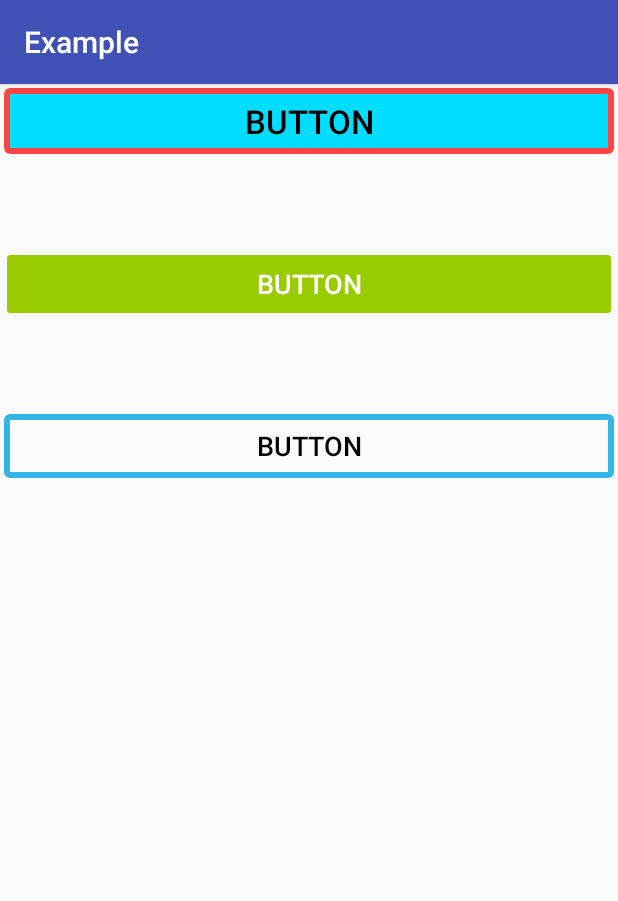
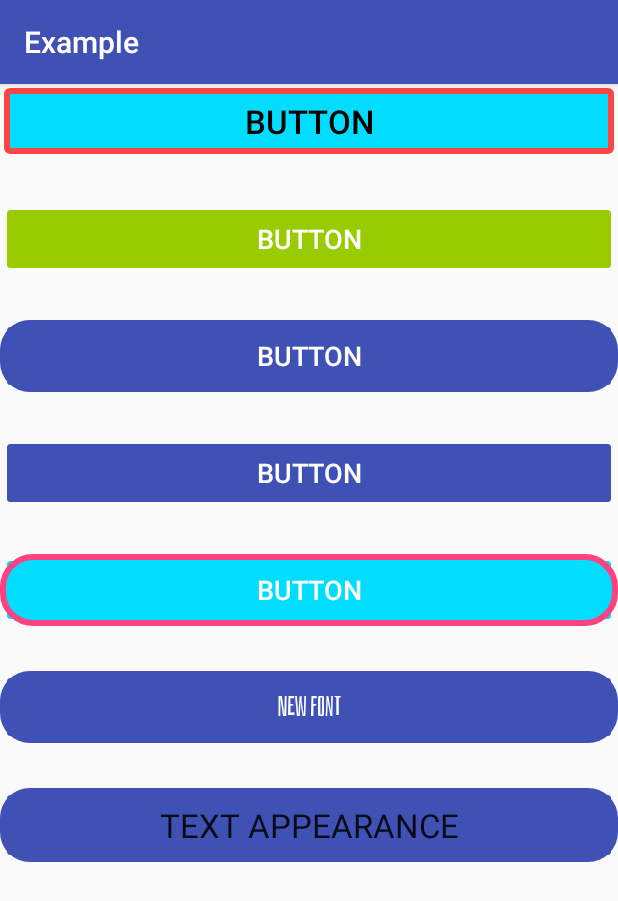
Before and after one commit to Ekalips/FancyButtonProj, an Android app: the screen it shows after launch (MainActivity), on a phone screen of 412 x 824 dp. Shown: the top 901 px of the screen. Run offline under Robolectric (Android 15) with nearby library versions, the phone set to English and light mode, and no system bars; libraries missing offline, so code that uses them is left out: me.zhanghai.android; 12 statements that could not run were skipped.

Commit message:
1 - Adding BorderRadius and BorderRadius with Stroke to the Button by Adding a Background Drawable for it
(You shouldn't add Background Drawable if it doesn't have the BorderRadius
and if you gonna add a solid color to it ... make the same color as fillColor attribute
and if you gonna add Stroke to a BorderRadius don't add it to the Button Stroke Attribute)

2 -  Adding TextAppearance , TextFont
put the font in Assets Folder
then call its Path
so if u gonna put it in a folder called Fonts inside Assets Folder
call it by(Fonts/font_name.ttf)

```diff
--- a/build.gradle
+++ b/build.gradle
@@ -6,7 +6,7 @@ buildscript {
         jcenter()
     }
     dependencies {
-        classpath 'com.android.tools.build:gradle:3.3.0'
+        classpath 'com.android.tools.build:gradle:3.4.1'
         // NOTE: Do not place your application dependencies here; they belong
         // in the individual module build.gradle files
     }
--- a/example/src/main/java/com/wldev/example/MainActivity.java
+++ b/example/src/main/java/com/wldev/example/MainActivity.java
@@ -16,9 +16,13 @@ public class MainActivity extends AppCompatActivity {
         super.onCreate(savedInstanceState);
         setContentView(R.layout.activity_main);
 
-        FancyButton button1 = (FancyButton) findViewById(R.id.btn1);
-        FancyButton button2 = (FancyButton) findViewById(R.id.btn2);
-        FancyButton button3 = (FancyButton) findViewById(R.id.btn3);
+        FancyButton button1 = findViewById(R.id.btn1);
+        FancyButton button2 = findViewById(R.id.btn2);
+        FancyButton button3 = findViewById(R.id.btn3);
+        FancyButton button4 = findViewById(R.id.btn4);
+        FancyButton button5 = findViewById(R.id.btn5);
+        FancyButton button6 = findViewById(R.id.btn6);
+        FancyButton button7 = findViewById(R.id.btn7);
 
         View.OnClickListener listener = new View.OnClickListener() {
             @Override
@@ -36,5 +40,9 @@ public class MainActivity extends AppCompatActivity {
         button1.setOnClickListener(listener);
         button2.setOnClickListener(listener);
         button3.setOnClickListener(listener);
+        button4.setOnClickListener(listener);
+        button5.setOnClickListener(listener);
+        button6.setOnClickListener(listener);
+        button7.setOnClickListener(listener);
     }
 }
--- /dev/null
+++ b/example/src/main/res/drawable/button_border.xml
@@ -0,0 +1,5 @@
+<?xml version="1.0" encoding="utf-8"?>
+<shape android:shape="rectangle" xmlns:android="http://schemas.android.com/apk/res/android">
+  <corners android:radius="20dp"/>
+  <solid android:color="@color/colorPrimary"/>
+</shape>
--- /dev/null
+++ b/example/src/main/res/drawable/button_border_stroke.xml
@@ -0,0 +1,6 @@
+<?xml version="1.0" encoding="utf-8"?>
+<shape android:shape="rectangle" xmlns:android="http://schemas.android.com/apk/res/android">
+  <corners android:radius="20dp"/>
+  <solid android:color="@android:color/holo_blue_bright"/>
+  <stroke android:color="@color/colorAccent" android:width="4dp"/>
+</shape>
--- a/example/src/main/res/layout/activity_main.xml
+++ b/example/src/main/res/layout/activity_main.xml
@@ -1,11 +1,15 @@
 <?xml version="1.0" encoding="utf-8"?>
-<LinearLayout xmlns:android="http://schemas.android.com/apk/res/android"
+<ScrollView xmlns:android="http://schemas.android.com/apk/res/android"
   xmlns:app="http://schemas.android.com/apk/res-auto"
   xmlns:tools="http://schemas.android.com/tools"
   android:layout_width="match_parent"
-    android:layout_height="match_parent"
+  android:layout_height="wrap_content"
+  tools:context="com.wldev.example.MainActivity">
+    <LinearLayout
       android:orientation="vertical"
-    tools:context="com.wldev.example.MainActivity">
+      android:layout_width="match_parent"
+      android:layout_height="wrap_content">
+
 
         <com.ekalips.fancybuttonproj.FancyButton
           android:id="@+id/btn1"
@@ -18,34 +22,95 @@
           app:f_strokeColor="@android:color/holo_red_light"
           app:f_text="Button"
           app:f_textColor="#000"
-        app:f_textSize="22sp" />
+          app:f_textSize="22sp"/>
 
 
         <com.ekalips.fancybuttonproj.FancyButton
           android:id="@+id/btn2"
           android:layout_width="match_parent"
           android:layout_height="wrap_content"
-        android:layout_marginTop="60dp"
+          android:layout_marginTop="30dp"
           app:f_btnStyle="fill"
           app:f_fillColor="@android:color/holo_green_light"
           app:f_hideFillAfterCollapse="true"
           app:f_progressColor="@android:color/holo_green_light"
           app:f_text="Button"
           app:f_textColor="#fff"
-        app:f_textSize="18sp" />
+          app:f_textSize="18sp"/>
 
 
         <com.ekalips.fancybuttonproj.FancyButton
           android:id="@+id/btn3"
           android:layout_width="match_parent"
           android:layout_height="wrap_content"
-        android:layout_marginTop="60dp"
-        app:f_btnStyle="stroke"
+          android:layout_marginTop="30dp"
+          app:f_background="@drawable/button_border"
+          app:f_btnStyle="fill"
+          app:f_fillColor="@color/colorPrimary"
           app:f_hideFillAfterCollapse="true"
           app:f_progressColor="@android:color/holo_blue_light"
-        app:f_strokeColor="@android:color/holo_blue_light"
           app:f_text="Button"
-        app:f_textColor="#000"
-        app:f_textSize="18sp" />
+          app:f_textColor="#FFF"
+          app:f_textSize="18sp"/>
+
+        <com.ekalips.fancybuttonproj.FancyButton
+          android:id="@+id/btn4"
+          android:layout_width="match_parent"
+          android:layout_height="wrap_content"
+          android:layout_marginTop="30dp"
+          app:f_btnStyle="fill"
+          app:f_fillColor="@color/colorPrimary"
+          app:f_hideFillAfterCollapse="true"
+          app:f_progressColor="@android:color/holo_green_light"
+          app:f_text="Button"
+          app:f_textColor="#fff"
+          app:f_textSize="18sp"/>
+
+
+        <com.ekalips.fancybuttonproj.FancyButton
+          android:id="@+id/btn5"
+          android:layout_width="match_parent"
+          android:layout_height="wrap_content"
+          android:layout_marginTop="30dp"
+          app:f_background="@drawable/button_border_stroke"
+          app:f_btnStyle="fill"
+          app:f_fillColor="@android:color/holo_blue_bright"
+
+          app:f_hideFillAfterCollapse="true"
+          app:f_progressColor="@android:color/black"
+          app:f_text="Button"
+          app:f_textColor="#FFF"
+          app:f_textSize="18sp"/>
+
+        <com.ekalips.fancybuttonproj.FancyButton
+          android:id="@+id/btn6"
+          android:layout_width="match_parent"
+          android:layout_height="wrap_content"
+          android:layout_marginTop="30dp"
+          app:f_background="@drawable/button_border"
+          app:f_btnStyle="fill"
+          app:f_fillColor="@color/colorPrimary"
+          app:f_hideFillAfterCollapse="true"
+          app:f_progressColor="@android:color/holo_blue_light"
+          app:f_text="New Font"
+          app:f_textFont="fonts/bahianita-regular.ttf"
+          app:f_textColor="#FFF"
+          app:f_textSize="18sp"/>
+
+
+        <com.ekalips.fancybuttonproj.FancyButton
+          android:id="@+id/btn7"
+          android:layout_width="match_parent"
+          android:layout_height="wrap_content"
+          android:layout_marginTop="30dp"
+          app:f_background="@drawable/button_border"
+          app:f_btnStyle="fill"
+          app:f_fillColor="@color/colorPrimary"
+          app:f_hideFillAfterCollapse="true"
+          app:f_progressColor="@android:color/holo_blue_light"
+          app:f_text="Text Appearance"
+          app:f_textAppearance="@style/TextAppearance.AppCompat.Large"/>
+
 
     </LinearLayout>
+</ScrollView>
--- a/library/src/main/java/com/ekalips/fancybuttonproj/FancyButton.java
+++ b/library/src/main/java/com/ekalips/fancybuttonproj/FancyButton.java
@@ -5,10 +5,12 @@ import android.animation.AnimatorListenerAdapter;
 import android.animation.ObjectAnimator;
 import android.animation.ValueAnimator;
 import android.content.Context;
+import android.content.res.AssetManager;
 import android.content.res.TypedArray;
 import android.graphics.Canvas;
 import android.graphics.Color;
 import android.graphics.Paint;
+import android.graphics.Typeface;
 import android.os.Build;
 import android.support.annotation.Nullable;
 import android.support.annotation.RequiresApi;
@@ -21,6 +23,9 @@ import android.widget.FrameLayout;
 import android.widget.RelativeLayout;
 import android.widget.TextView;
 
+import java.io.IOException;
+import java.io.InputStream;
+import java.util.Arrays;
 import me.zhanghai.android.materialprogressbar.IndeterminateCircularProgressDrawable;
 import me.zhanghai.android.materialprogressbar.MaterialProgressBar;
 
@@ -30,11 +35,11 @@ import me.zhanghai.android.materialprogressbar.MaterialProgressBar;
 public class FancyButton extends FrameLayout {
 
     interface AnimationEndListener {
+
         void animationEnded();
     }
 
     private static final String TAG = FancyButton.class.getSimpleName();
-
 
     public FancyButton(Context context, AttributeSet attrs) {
         super(context, attrs);
@@ -103,18 +108,39 @@ public class FancyButton extends FrameLayout {
         int textColor = ta.getColor(R.styleable.FancyButton_f_textColor, Color.BLACK);
         int progressColor = ta.getColor(R.styleable.FancyButton_f_progressColor, Color.BLACK);
         int strokeWidth = ta.getInt(R.styleable.FancyButton_f_strokeWidth, -1);
-        if (strokeWidth == -1)
-            strokeWidth = (int) TypedValue.applyDimension(TypedValue.COMPLEX_UNIT_DIP, 4, context.getResources().getDisplayMetrics());
+
+        //Adding new Attribute Background for BorderRadius
+        /*
+         * If the Background is not Null ... It must have BorderRadius and Color
+         * If it doesnt Have a BorderRadius then no need to add it
+         * if u gonna add a stroke in the background .. then u dont need to add it with_f_strokeWidth or f_strokeCollor
+         * */
+
+        int background = ta.getResourceId(R.styleable.FancyButton_f_background, -1);
+        //TextAppearance
+        int textAppearance = ta.getResourceId(R.styleable.FancyButton_f_textAppearance, -1);
+
+        //Textfont from Assets
+        String textFont = ta.getString(R.styleable.FancyButton_f_textFont);
+
+        if (strokeWidth == -1) {
+            strokeWidth = (int) TypedValue.applyDimension(TypedValue.COMPLEX_UNIT_DIP, 4,
+                context.getResources().getDisplayMetrics());
+        }
 
         boolean capsText = ta.getBoolean(R.styleable.FancyButton_f_capsText, true);
         float textSize = ta.getDimensionPixelSize(R.styleable.FancyButton_f_textSize, -1);
-        if (textSize == -1)
-            textSize = (int) TypedValue.applyDimension(TypedValue.COMPLEX_UNIT_SP, 16, context.getResources().getDisplayMetrics());
-        if (capsText && text != null)
+        if (textSize == -1) {
+            textSize = (int) TypedValue.applyDimension(TypedValue.COMPLEX_UNIT_SP, 16,
+                context.getResources().getDisplayMetrics());
+        }
+        if (capsText && text != null) {
             text = text.toUpperCase();
+        }
         String temp = ta.getString(R.styleable.FancyButton_f_btnStyle);
-        if (temp != null)
+        if (temp != null) {
             style = Integer.parseInt(temp);
+        }
         hideAfterCollapse = ta.getBoolean(R.styleable.FancyButton_f_hideFillAfterCollapse, true);
         ta.recycle();
 
@@ -122,20 +148,60 @@ public class FancyButton extends FrameLayout {
         view.setClickable(false);
         view.setFocusable(false);
         view.setTextColor(textColor);
+
         view.setTextSize(TypedValue.COMPLEX_UNIT_PX, textSize);
-        RelativeLayout.LayoutParams params = new RelativeLayout.LayoutParams(ViewGroup.LayoutParams.MATCH_PARENT, ViewGroup.LayoutParams.WRAP_CONTENT);
+        RelativeLayout.LayoutParams params = new RelativeLayout.LayoutParams(
+            ViewGroup.LayoutParams.MATCH_PARENT, ViewGroup.LayoutParams.WRAP_CONTENT);
         view.setLayoutParams(params);
         view.setText(text);
+        //Checking if background is Null  or not
+        if (background != -1) {
+            view.setBackground(getResources().getDrawable(background));
+        }
+
+        //Checking if textFont is Null
+        if (textFont != null) {
+            AssetManager manager = getResources().getAssets();
+            InputStream inputStream = null;
+            try {
+                inputStream = manager.open(textFont);
+                Typeface face = Typeface.createFromAsset(context.getAssets(),
+                    textFont);
+                view.setTypeface(face);
+            } catch (IOException ex) {
+            } finally {
+                if (inputStream != null) {
+                    try {
+                        inputStream.close();
+                    } catch (IOException e) {
+                        e.printStackTrace();
+                    }
+                }
+            }
+
+        }
+
+        //Checking if textAppearance is not null
+        if (textAppearance != -1)
+            try {
+                view.setTextAppearance(context,textAppearance);
+            } catch (Exception e)
+            {
+                Log.e("Error",e.getMessage());
+            }
+
         this.addView(view);
 
         bar = new MaterialProgressBar(context);
-        FrameLayout.LayoutParams barParams = new FrameLayout.LayoutParams(ViewGroup.LayoutParams.WRAP_CONTENT, ViewGroup.LayoutParams.WRAP_CONTENT);
+        FrameLayout.LayoutParams barParams = new FrameLayout.LayoutParams(
+            ViewGroup.LayoutParams.WRAP_CONTENT, ViewGroup.LayoutParams.WRAP_CONTENT);
         barParams.gravity = Gravity.CENTER;
         bar.setLayoutParams(barParams);
         bar.setIndeterminate(true);
 
         // fixes pre-Lollipop progressBar indeterminateDrawable tinting
-        IndeterminateCircularProgressDrawable drawable = new IndeterminateCircularProgressDrawable(context);
+        IndeterminateCircularProgressDrawable drawable = new IndeterminateCircularProgressDrawable(
+            context);
         drawable.setTint(progressColor);
         bar.setIndeterminateDrawable(drawable);
 
@@ -164,13 +230,21 @@ public class FancyButton extends FrameLayout {
         super.onDraw(canvas);
 
         if (state == State.normal) {
-            if (style == 0)
-                canvas.drawPath(Utils.composeRoundedRectPath(initPadd, initPadd, canvas.getWidth() - initPadd, canvas.getHeight() - initPadd, initPadd), strokePaint);
-            else if (style == 1)
-                canvas.drawPath(Utils.composeRoundedRectPath(initPadd, initPadd, canvas.getWidth() - initPadd, canvas.getHeight() - initPadd, initPadd), fillPaint);
-            else if (style == 2) {
-                canvas.drawPath(Utils.composeRoundedRectPath(initPadd, initPadd, canvas.getWidth() - initPadd, canvas.getHeight() - initPadd, initPadd), fillPaint);
-                canvas.drawPath(Utils.composeRoundedRectPath(initPadd, initPadd, canvas.getWidth() - initPadd, canvas.getHeight() - initPadd, initPadd), strokePaint);
+            if (style == 0) {
+                canvas.drawPath(Utils
+                    .composeRoundedRectPath(initPadd, initPadd, canvas.getWidth() - initPadd,
+                        canvas.getHeight() - initPadd, initPadd), strokePaint);
+            } else if (style == 1) {
+                canvas.drawPath(Utils
+                    .composeRoundedRectPath(initPadd, initPadd, canvas.getWidth() - initPadd,
+                        canvas.getHeight() - initPadd, initPadd), fillPaint);
+            } else if (style == 2) {
+                canvas.drawPath(Utils
+                    .composeRoundedRectPath(initPadd, initPadd, canvas.getWidth() - initPadd,
+                        canvas.getHeight() - initPadd, initPadd), fillPaint);
+                canvas.drawPath(Utils
+                    .composeRoundedRectPath(initPadd, initPadd, canvas.getWidth() - initPadd,
+                        canvas.getHeight() - initPadd, initPadd), strokePaint);
             }
             destLeft = (this.getRight() - this.getLeft()) / 2 - trueSixtee;
             destRight = (this.getRight() - this.getLeft()) / 2 + trueSixtee;
@@ -183,8 +257,10 @@ public class FancyButton extends FrameLayout {
             animator.start();
         } else if (state == State.shrieked) {
             if (!hideAfterCollapse) {
-                if (style == 1 || style == 2)
-                    canvas.drawCircle(destRight - ((destRight - destLeft) / 2), destBot - ((destBot - destTop) / 2), circleR / 2, fillPaint);
+                if (style == 1 || style == 2) {
+                    canvas.drawCircle(destRight - ((destRight - destLeft) / 2),
+                        destBot - ((destBot - destTop) / 2), circleR / 2, fillPaint);
+                }
 
             }
             ObjectAnimator animator = ObjectAnimator.ofFloat(bar, "alpha", 0, 1);
@@ -192,26 +268,65 @@ public class FancyButton extends FrameLayout {
             animator.start();
             bar.setVisibility(VISIBLE);
         } else {
-            if (state == State.shrink)
-                if (style == 0)
-                    canvas.drawPath(Utils.composeRoundedRectPath((float) (0 + nowPadW), (float) (0 + nowPadH), (float) (canvas.getWidth() - nowPadW), (float) (canvas.getHeight() - nowPadH), (float) nowRad), strokePaint);
-                else if (style == 1)
-                    canvas.drawPath(Utils.composeRoundedRectPath((float) (0 + nowPadW), (float) (0 + nowPadH), (float) (canvas.getWidth() - nowPadW), (float) (canvas.getHeight() - nowPadH), (float) nowRad), fillPaint);
-                else if (style == 2) {
-                    canvas.drawPath(Utils.composeRoundedRectPath((float) (0 + nowPadW), (float) (0 + nowPadH), (float) (canvas.getWidth() - nowPadW), (float) (canvas.getHeight() - nowPadH), (float) nowRad), fillPaint);
-                    canvas.drawPath(Utils.composeRoundedRectPath((float) (0 + nowPadW), (float) (0 + nowPadH), (float) (canvas.getWidth() - nowPadW), (float) (canvas.getHeight() - nowPadH), (float) nowRad), strokePaint);
+            if (state == State.shrink) {
+                if (style == 0) {
+                    canvas.drawPath(
+                        Utils.composeRoundedRectPath((float) (0 + nowPadW), (float) (0 + nowPadH),
+                            (float) (canvas.getWidth() - nowPadW),
+                            (float) (canvas.getHeight() - nowPadH),
+                            (float) nowRad), strokePaint);
+                } else if (style == 1) {
+                    canvas
+                        .drawPath(
+                            Utils.composeRoundedRectPath((float) (0 + nowPadW), (float) (0 + nowPadH),
+                                (float) (canvas.getWidth() - nowPadW),
+                                (float) (canvas.getHeight() - nowPadH),
+                                (float) nowRad), fillPaint);
+                } else if (style == 2) {
+                    canvas
+                        .drawPath(
+                            Utils.composeRoundedRectPath((float) (0 + nowPadW), (float) (0 + nowPadH),
+                                (float) (canvas.getWidth() - nowPadW),
+                                (float) (canvas.getHeight() - nowPadH),
+                                (float) nowRad), fillPaint);
+                    canvas
+                        .drawPath(
+                            Utils.composeRoundedRectPath((float) (0 + nowPadW), (float) (0 + nowPadH),
+                                (float) (canvas.getWidth() - nowPadW),
+                                (float) (canvas.getHeight() - nowPadH),
+                                (float) nowRad), strokePaint);
                 }
+            }
             if (state == State.back) {
-                if (style == 0)
-                    canvas.drawPath(Utils.composeRoundedRectPath((float) (0 + nowPadW), (float) (0 + nowPadH), (float) (canvas.getWidth() - nowPadW), (float) (canvas.getHeight() - nowPadH), (float) nowRad), strokePaint);
-                else if (style == 1)
-                    canvas.drawPath(Utils.composeRoundedRectPath((float) (0 + nowPadW), (float) (0 + nowPadH), (float) (canvas.getWidth() - nowPadW), (float) (canvas.getHeight() - nowPadH), (float) nowRad), fillPaint);
-                else if (style == 2) {
-                    canvas.drawPath(Utils.composeRoundedRectPath((float) (0 + nowPadW), (float) (0 + nowPadH), (float) (canvas.getWidth() - nowPadW), (float) (canvas.getHeight() - nowPadH), (float) nowRad), fillPaint);
-                    canvas.drawPath(Utils.composeRoundedRectPath((float) (0 + nowPadW), (float) (0 + nowPadH), (float) (canvas.getWidth() - nowPadW), (float) (canvas.getHeight() - nowPadH), (float) nowRad), strokePaint);
+                if (style == 0) {
+                    canvas.drawPath(
+                        Utils.composeRoundedRectPath((float) (0 + nowPadW), (float) (0 + nowPadH),
+                            (float) (canvas.getWidth() - nowPadW), (float) (canvas.getHeight() - nowPadH),
+                            (float) nowRad), strokePaint);
+                } else if (style == 1) {
+                    canvas
+                        .drawPath(
+                            Utils.composeRoundedRectPath((float) (0 + nowPadW), (float) (0 + nowPadH),
+                                (float) (canvas.getWidth() - nowPadW),
+                                (float) (canvas.getHeight() - nowPadH),
+                                (float) nowRad), fillPaint);
+                } else if (style == 2) {
+                    canvas
+                        .drawPath(
+                            Utils.composeRoundedRectPath((float) (0 + nowPadW), (float) (0 + nowPadH),
+                                (float) (canvas.getWidth() - nowPadW),
+                                (float) (canvas.getHeight() - nowPadH),
+                                (float) nowRad), fillPaint);
+                    canvas
+                        .drawPath(
+                            Utils.composeRoundedRectPath((float) (0 + nowPadW), (float) (0 + nowPadH),
+                                (float) (canvas.getWidth() - nowPadW),
+                                (float) (canvas.getHeight() - nowPadH),
+                                (float) nowRad), strokePaint);
                 }
-                if (bar.getVisibility() != INVISIBLE)
+                if (bar.getVisibility() != INVISIBLE) {
                     bar.setVisibility(INVISIBLE);
+                }
             }
         }
     }
@@ -228,8 +343,9 @@ public class FancyButton extends FrameLayout {
 
     public void expand() {
 //        if (state == State.shrieked){
-        if (state == State.normal)
+        if (state == State.normal) {
             return;
+        }
         if (animator != null) {
             animator.removeAllUpdateListeners();
             animator.cancel();
@@ -251,10 +367,12 @@ public class FancyButton extends FrameLayout {
                 nowPadW -= addWVal;
                 nowRad -= addRad;
                 if (hideAfterCollapse) {
-                    if (strokePaint.getColor() != Color.TRANSPARENT)
+                    if (strokePaint.getColor() != Color.TRANSPARENT) {
                         strokePaint.setAlpha((Integer) valueAnimator.getAnimatedValue());
-                    if (fillPaint.getColor() != Color.TRANSPARENT)
+                    }
+                    if (fillPaint.getColor() != Color.TRANSPARENT) {
                         fillPaint.setAlpha((Integer) valueAnimator.getAnimatedValue());
+                    }
                 }
                 view.setAlpha((int) valueAnimator.getAnimatedValue() / 255f);
             }
@@ -264,8 +382,9 @@ public class FancyButton extends FrameLayout {
             public void onAnimationEnd(Animator animation) {
                 super.onAnimationEnd(animation);
                 state = State.normal;
-                if (listener != null)
+                if (listener != null) {
                     listener.animationEnded();
+                }
                 isExpanded = true;
             }
         });
@@ -275,8 +394,9 @@ public class FancyButton extends FrameLayout {
 
     public void collapse() {
 //        if (state == State.normal){
-        if (state == State.shrieked)
+        if (state == State.shrieked) {
             return;
+        }
         if (animator != null) {
             animator.removeAllUpdateListeners();
             animator.cancel();
@@ -302,10 +422,12 @@ public class FancyButton extends FrameLayout {
                 nowPadW += addWVal;
                 nowRad += addRad;
                 if (hideAfterCollapse) {
-                    if (strokePaint.getColor() != Color.TRANSPARENT)
+                    if (strokePaint.getColor() != Color.TRANSPARENT) {
                         strokePaint.setAlpha((Integer) valueAnimator.getAnimatedValue());
-                    if (fillPaint.getColor() != Color.TRANSPARENT)
+                    }
+                    if (fillPaint.getColor() != Color.TRANSPARENT) {
                         fillPaint.setAlpha((Integer) valueAnimator.getAnimatedValue());
+                    }
                 }
                 view.setAlpha((int) valueAnimator.getAnimatedValue() / 255f);
             }
@@ -315,8 +437,9 @@ public class FancyButton extends FrameLayout {
             public void onAnimationEnd(Animator animation) {
                 super.onAnimationEnd(animation);
                 state = State.shrieked;
-                if (listener != null)
+                if (listener != null) {
                     listener.animationEnded();
+                }
             }
         });
         animator.start();
--- a/library/src/main/res/values/attrs.xml
+++ b/library/src/main/res/values/attrs.xml
@@ -15,5 +15,10 @@
         <attr name="f_strokeWidth" format="integer"/>
         <attr name="f_capsText" format="boolean"/>
         <attr name="f_textSize" format="dimension"/>
+        //Adding new Attribute Background
+        <attr name="f_background" format="reference"/>
+        <attr name="f_textFont" format="string"/>
+        <attr name="f_textAppearance" format="string"/>
+
     </declare-styleable>
 </resources>
```
Also changed, not shown: example/src/main/assets/fonts/bahianita-regular.ttf (added), gradle/wrapper/gradle-wrapper.properties. Lines whose indentation alone changed are shown as unchanged.
